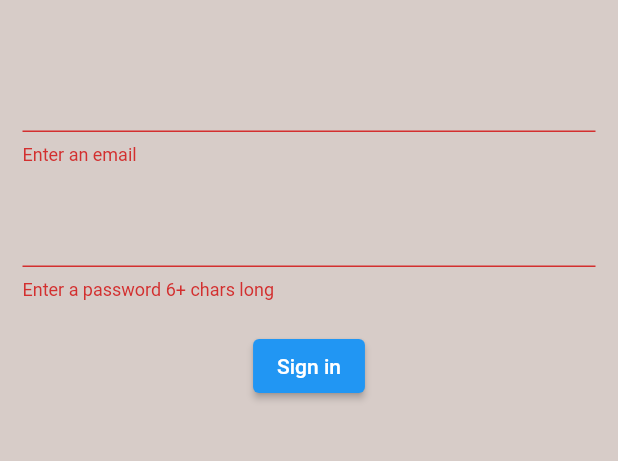
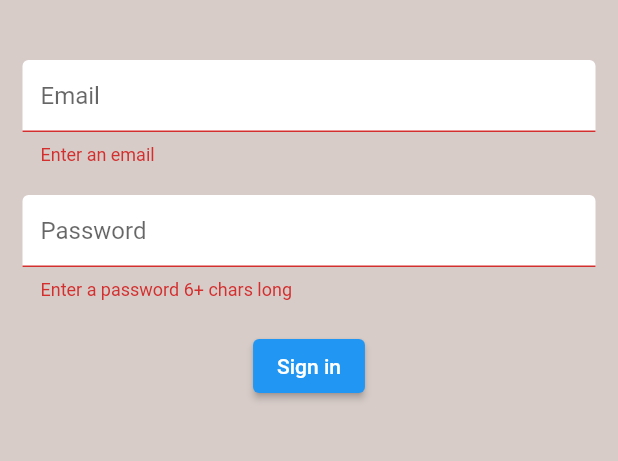
Before and after one commit to es-amit/Brew-Crew, a Flutter app: the screen it shows after launch, after a tap on "Sign in", on a phone screen of 412 x 824 dp, the part 84-545 px from its top. Run offline on Flutter 3.47's test engine with Material 2 defaults, Android fonts, the phone set to English and light mode, and no system bars; our stand-ins replace firebase_auth, firebase_core; accounts and stored records are empty.

Commit message:
Updating the UI

```diff
--- a/lib/screens/authenticate/register.dart
+++ b/lib/screens/authenticate/register.dart
@@ -1,4 +1,5 @@
 import 'package:brew_crew/services/auth.dart';
+import 'package:brew_crew/shared/constants.dart';
 import 'package:flutter/material.dart';
 
 class Register extends StatefulWidget {
@@ -49,6 +50,7 @@ class _RegisterState extends State<Register> {
             children: <Widget>[
               const SizedBox(height: 20.0,),
               TextFormField(
+                decoration: textInputDecoration.copyWith(hintText: "Email"),
                 validator: (val) => val!.isEmpty ? 'Enter an email' : null,
                 onChanged: (val){
                   setState(() {
@@ -59,6 +61,7 @@ class _RegisterState extends State<Register> {
               ),
               const SizedBox(height: 20.0,),
               TextFormField(
+                decoration: textInputDecoration.copyWith(hintText: "Password"),
                 validator: (val) => val!.length < 6 ? "Enter a password 6+ chars long": null,
                 obscureText: true,
                 onChanged: (val){
--- a/lib/screens/authenticate/sign_in.dart
+++ b/lib/screens/authenticate/sign_in.dart
@@ -1,4 +1,5 @@
 import 'package:brew_crew/services/auth.dart';
+import 'package:brew_crew/shared/constants.dart';
 import 'package:flutter/material.dart';
 
 class SignIn extends StatefulWidget {
@@ -52,6 +53,7 @@ class _SignInState extends State<SignIn> {
             children: <Widget>[
               const SizedBox(height: 20.0,),
               TextFormField(
+                decoration: textInputDecoration.copyWith(hintText: "Email"),
                 validator: (val) => val!.isEmpty ? "Enter an email" : null,
                 onChanged: (val){
                   setState(() {
@@ -62,6 +64,7 @@ class _SignInState extends State<SignIn> {
               ),
               const SizedBox(height: 20.0,),
               TextFormField(
+                decoration: textInputDecoration.copyWith(hintText: "Password"),
                 validator: (val) => val!.length <6 ? "Enter a password 6+ chars long": null,
                 obscureText: true,
                 onChanged: (val){
--- /dev/null
+++ b/lib/shared/constants.dart
@@ -0,0 +1,19 @@
+import 'package:flutter/material.dart';
+
+const textInputDecoration = InputDecoration(
+  fillColor: Colors.white,
+  filled: true,
+  enabledBorder: OutlineInputBorder(
+    borderSide: BorderSide(
+      color: Colors.white,
+      width: 2.0,
+    )
+  ),
+  focusedBorder: OutlineInputBorder(
+    borderSide: BorderSide(
+      color: Colors.pink,
+      width: 2.0,
+    )
+  )
+
+);
```
